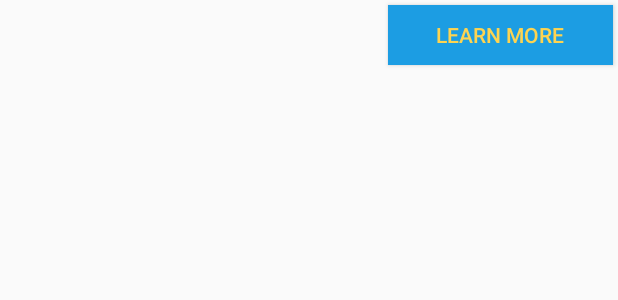
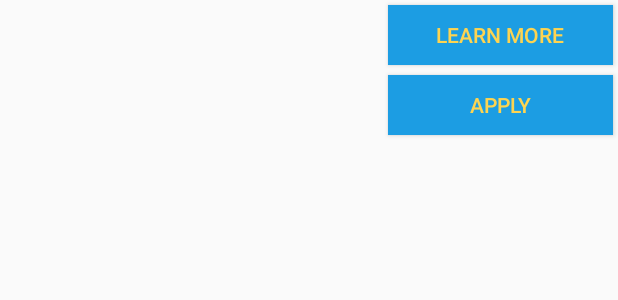
Before and after one commit to juliahart/KIJJApp, an Android app: the layout search_listview.xml on its own in the app's theme, with its tools: preview values and no code run, on a phone screen of 412 x 824 dp. Shown: the top 300 px of the screen. Run offline under Robolectric (Android 15) with nearby library versions, the phone set to English and light mode, and no system bars.

Commit message:
apply button

```diff
--- a/app/src/main/java/com/example/kijjapp/UpcomingActivity.java
+++ b/app/src/main/java/com/example/kijjapp/UpcomingActivity.java
@@ -166,4 +166,6 @@ public class UpcomingActivity extends AppCompatActivity {
         MainActivity.sitter.addPoints(length);
     }
 
+    public void goToApply(View view) {
+    }
 }
--- a/app/src/main/res/layout/search_listview.xml
+++ b/app/src/main/res/layout/search_listview.xml
@@ -27,4 +27,19 @@ tools:context=".UpcomingActivity">
     android:layout_marginRight="3dp"
     android:onClick="goToOwnerProfile"
     />
+
+    <Button
+        android:id ="@+id/apply"
+        android:layout_width="150dp"
+        android:layout_height="40dp"
+        android:layout_alignRight="@+id/newBooking"
+        android:text="@string/applyTo"
+        android:background="@color/colorPrimary"
+        android:layout_marginBottom="3dp"
+        android:layout_marginTop="3dp"
+        android:textColor="@color/colorAccent"
+        android:layout_marginRight="3dp"
+        android:layout_below="@id/moreInfo"
+        android:onClick="goToApply"
+        />
 </RelativeLayout>
--- a/app/src/main/res/values/strings.xml
+++ b/app/src/main/res/values/strings.xml
@@ -29,7 +29,7 @@
     <string name="redeem"> Redeem </string>
 
 
-    <string name="apply"> Apply </string>
+    <string name="applyTo"> Apply </string>
     <string name="ownerProfileInfo"> Owner Profile Info </string>
     <string name="specificBookingInfo"> Booking Info </string>
 
@@ -60,6 +60,7 @@
     <string name="zip">Zip Code</string>
     <string name="owner_s_profile">Owner\'s Profile</string>
     <string name="Save">save</string>
+    <string name="apply">Apply</string>
 
 
 </resources>
```
